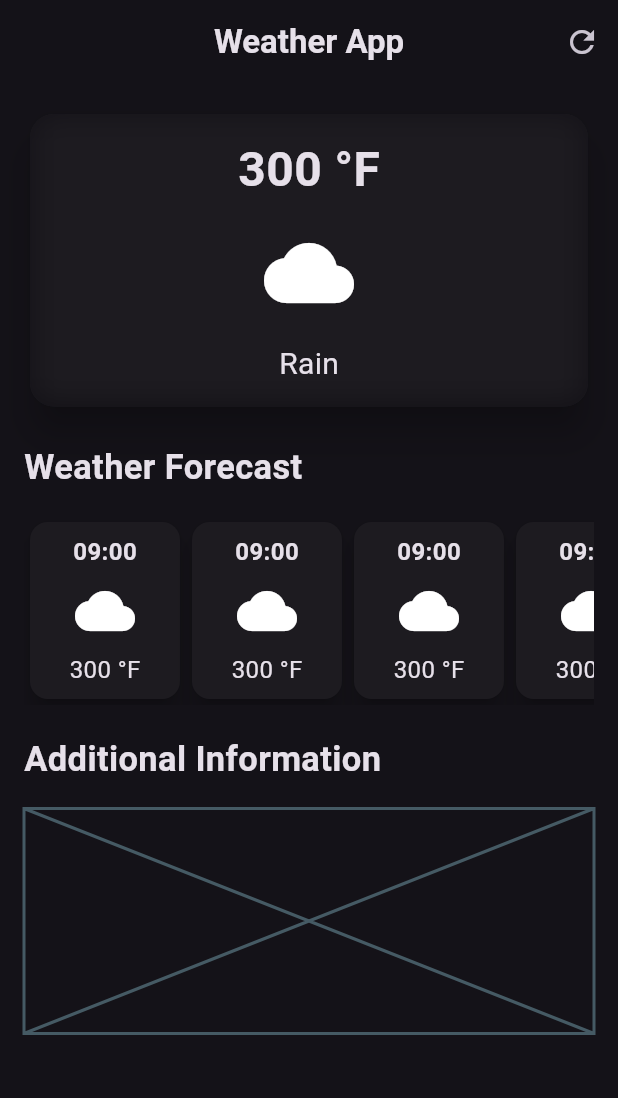
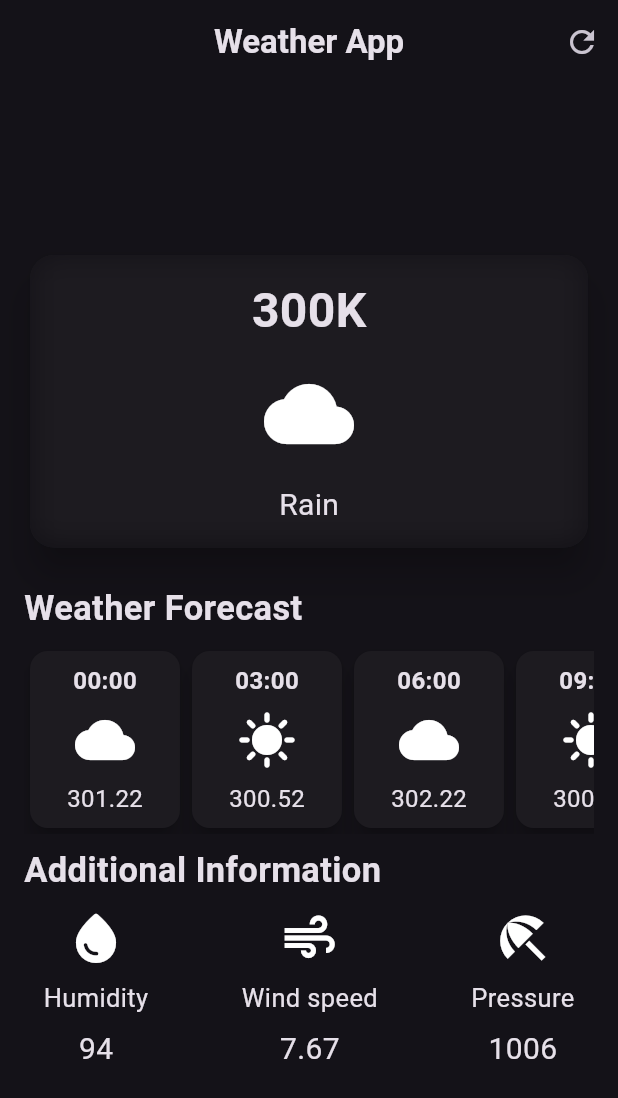
Before and after one commit to Mounirou12/WeatherFlutter, a Flutter app: the screen it shows after launch, on a phone screen of 412 x 824 dp. Shown: the top 1098 px of the screen. Run offline on Flutter 3.47's test engine with Material 3 defaults, Android fonts, the phone set to English and light mode, and no system bars.

Commit message:
Explanation of the codes:
1. First Code: `AdditionalIInfoItem` Widget
And I did the same for "HourlyForecastItem"
- Objective:
- This widget is a reusable component to display additional information with an icon, a label and a value.

- Properties:
- `icon`: The icon to display (of type `IconData`).
- `label`: The descriptive text (for example, "Humidity").
- `value`: The associated value (for example, "94").

- Structure:
- The widget uses a `Column` to organize the elements vertically:
1. An `Icon` to display the icon.
2. A `SizedBox` to add a space of 8 pixels.
3. A `Text` to display the label (descriptive text).
4. Another `SizedBox` to add a space of 8 pixels.
5. A `Text` to display the value.

Customization:
- The icon size is set to 40.
- The label has a font size of 17 and a font weight of 400.
- The value has a font size of 20 and a font weight of 400.

2. Second Code: Using `AdditionalIInfoItem`
Purpose:
- This code uses the `AdditionalIInfoItem` widget to display three additional information in a horizontal row (`Row`).

Structure:
- A `Row` is used to arrange the items horizontally.
- `mainAxisAlignment: MainAxisAlignment.spaceAround`: The items are spaced evenly in the row.
- The children of the `Row` are:
1. An `AdditionalIInfoItem` for Humidity, with the icon `Icons.water_drop_rounded`, the label "Humidity" and the value "94".
2. A `SizedBox` to add a 10px space between the items.
3. An `AdditionalIInfoItem` for Wind Speed, with the icon `Icons.air`, the label "Wind Speed" and the value "7.67".
4. Another `SizedBox` to add a 10px space.
5. An `AdditionalIInfoItem` for Pressure, with the icon `Icons.beach_access`, the label "Pressure" and the value "1006".

Summary:
- The first code defines a reusable widget (`AdditionalIInfoItem`) to display an icon, a label and a value.
- The second code uses this widget to display three pieces of information (humidity, wind speed and pressure) in a horizontal line, with uniform spacing.
- Together, these codes create a clean and organized user interface to display additional information in a weather application, for example.

```diff
--- /dev/null
+++ b/lib/additional_info.dart
@@ -0,0 +1,31 @@
+import 'package:flutter/material.dart';
+
+class AdditionalIInfoItem extends StatelessWidget {
+  final IconData icon;
+  final  String label;
+  final String value;
+  const AdditionalIInfoItem({
+    super.key,
+    required this.icon,
+    required this.label, required this.value,
+  });
+
+  @override
+  Widget build(BuildContext context) {
+    return Column(
+      children: [
+        Icon(icon, size: 40),
+        SizedBox(height: 8),
+        Text(
+          label,
+          style: TextStyle(fontSize: 17, fontWeight: FontWeight.w400),
+        ),
+        SizedBox(height: 8),
+        Text(
+          value,
+          style: TextStyle(fontSize: 20, fontWeight: FontWeight.w400),
+        ),
+      ],
+    );
+  }
+}
--- /dev/null
+++ b/lib/hourly_forecast_Item.dart
@@ -0,0 +1,41 @@
+import 'package:flutter/material.dart';
+
+class HourlyForecastItem extends StatelessWidget {
+  final String hour;
+  final IconData icon;
+  final String temperature;
+  const HourlyForecastItem({super.key, required this.hour, required this.icon, required this.temperature});
+
+  @override
+  Widget build(BuildContext context) {
+    return Card(
+      elevation: 6,
+      child: Container(
+        width: 100,
+        padding: const EdgeInsets.all(8.0),
+        decoration: BoxDecoration(
+          borderRadius: BorderRadius.circular(12),
+        ),
+        child: Column(
+          children: [
+            Text(
+              hour,
+              style: TextStyle(fontSize: 16, fontWeight: FontWeight.bold),
+            ),
+            const SizedBox(
+              height: 8,
+            ),
+            Icon(
+              icon,
+              size: 40,
+            ),
+            const SizedBox(
+              height: 8,
+            ),
+            Text(temperature, style: TextStyle(fontSize: 16)),
+          ],
+        ),
+      ),
+    );
+  }
+}
--- a/lib/weather_screen.dart
+++ b/lib/weather_screen.dart
@@ -1,6 +1,8 @@
 import 'dart:ui';
 
 import 'package:flutter/material.dart';
+import 'package:weatherapp/additional_info.dart';
+import 'package:weatherapp/hourly_forecast_Item.dart';
 
 class WeatherScreen extends StatefulWidget {
   const WeatherScreen({super.key});
@@ -33,6 +35,7 @@ class _WeatherScreenState extends State<WeatherScreen> {
         padding: const EdgeInsets.all(16.0),
         child: Column(
           //crossAxisAlignment: CrossAxisAlignment.start,
+          mainAxisAlignment: MainAxisAlignment.center,
           children: [
             //main card
             SizedBox(
@@ -51,7 +54,7 @@ class _WeatherScreenState extends State<WeatherScreen> {
                       child: Column(
                         children: [
                           const Text(
-                            '300 °F',
+                            '300K',
                             style: TextStyle(
                               fontSize: 32,
                               fontWeight: FontWeight.bold,
@@ -89,23 +92,23 @@ class _WeatherScreenState extends State<WeatherScreen> {
               ),
             ),
             const SizedBox(
-              height: 16,
+              height: 8,
             ),
             // weather forecast card
             SingleChildScrollView(
               scrollDirection: Axis.horizontal,
               child: Row(
                 children: [
-                  HourlyForecastItem(),
-                  HourlyForecastItem(),
-                  HourlyForecastItem(),
-                  HourlyForecastItem(),
-                  HourlyForecastItem(),
+                  HourlyForecastItem(hour: '00:00', temperature: '301.22', icon: Icons.cloud,),
+                  HourlyForecastItem(hour: '03:00', temperature: '300.52', icon: Icons.sunny,),
+                  HourlyForecastItem(hour: '06:00', temperature: '302.22', icon: Icons.cloud,),
+                  HourlyForecastItem(hour: '09:00', temperature: '300.12', icon: Icons.sunny,),
+                  HourlyForecastItem(hour: '12:00', temperature: '404:12', icon: Icons.cloud,),
                 ],
               ),
             ),
             const SizedBox(
-              height: 20,
+              height: 8,
             ),
             Align(
               alignment: Alignment.centerLeft,
@@ -115,12 +118,18 @@ class _WeatherScreenState extends State<WeatherScreen> {
               ),
             ),
             const SizedBox(
-              height: 16,
+              height: 8,
             ),
             // weather additional information
-            // sweather additonal information
-            const Placeholder(
-              fallbackHeight: 150,
+            const Row(
+              mainAxisAlignment: MainAxisAlignment.spaceAround,
+              children: [
+                AdditionalIInfoItem(icon: Icons.water_drop_rounded, label: 'Humidity', value: '94',),
+                SizedBox(width: 10),
+                AdditionalIInfoItem(icon: Icons.air, label: 'Wind speed', value: '7.67',),
+                SizedBox(width: 10),
+                AdditionalIInfoItem(icon: Icons.beach_access, label: 'Pressure', value: '1006',),
+              ],
             ),
           ],
         ),
@@ -128,40 +137,3 @@ class _WeatherScreenState extends State<WeatherScreen> {
     );
   }
 }
-
-class HourlyForecastItem extends StatelessWidget {
-  const HourlyForecastItem({super.key});
-
-  @override
-  Widget build(BuildContext context) {
-    return Card(
-      elevation: 6,
-      child: Container(
-        width: 100,
-        padding: const EdgeInsets.all(8.0),
-        decoration: BoxDecoration(
-          borderRadius: BorderRadius.circular(12),
-        ),
-        child: Column(
-          children: [
-            Text(
-              '09:00',
-              style: TextStyle(fontSize: 16, fontWeight: FontWeight.bold),
-            ),
-            const SizedBox(
-              height: 8,
-            ),
-            Icon(
-              Icons.cloud,
-              size: 40,
-            ),
-            const SizedBox(
-              height: 8,
-            ),
-            Text('300 °F', style: TextStyle(fontSize: 16)),
-          ],
-        ),
-      ),
-    );
-  }
-}
```
